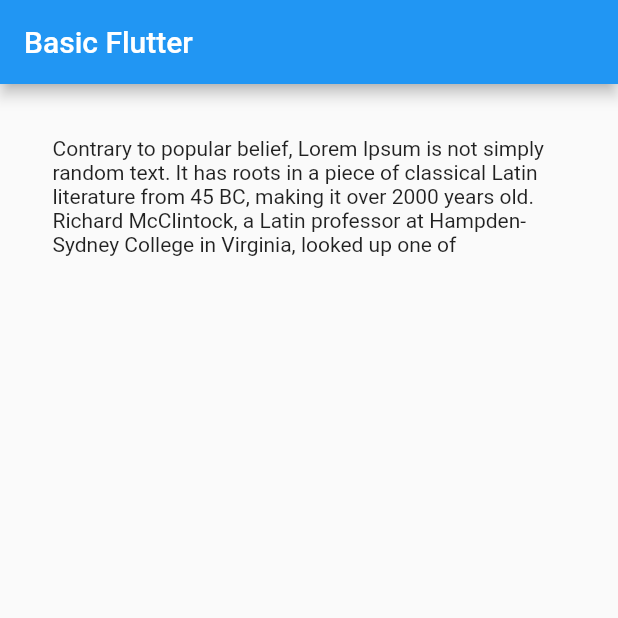
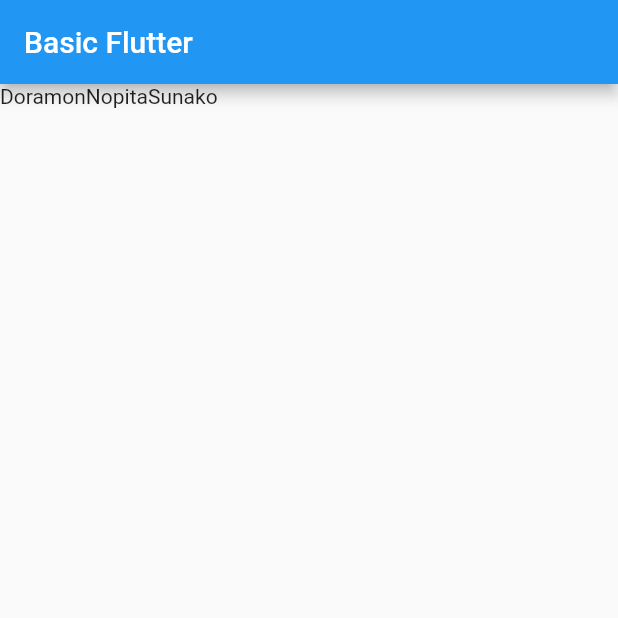
Before and after one commit to openpino/BasicFlutter_13nov18, a Flutter app: the screen it shows after launch, on a phone screen of 412 x 824 dp, the top half of it. Run offline on Flutter 3.47's test engine with Material 2 defaults, Android fonts, the phone set to English and light mode, and no system bars.

Commit message:
Text Widget

```diff
--- a/lib/main.dart
+++ b/lib/main.dart
@@ -7,14 +7,33 @@ void main() {
 class MyApp extends StatelessWidget {
   //  Explicit
   var titleName = 'Basic Flutter';
-  var messageString = 'Contrary to popular belief, Lorem Ipsum is not simply random text. It has roots in a piece of classical Latin literature from 45 BC, making it over 2000 years old. Richard McClintock, a Latin professor at Hampden-Sydney College in Virginia, looked up one of ';
+  var messageString =
+      'Contrary to popular belief, Lorem Ipsum is not simply random text. It has roots in a piece of classical Latin literature from 45 BC, making it over 2000 years old. Richard McClintock, a Latin professor at Hampden-Sydney College in Virginia, looked up one of ';
   var paddingDouble = 35.0;
 
+  var friend1String = 'Doramon';
+  var friend2String = 'Nopita';
+  var friend3String = 'Sunako';
 
   @override
   Widget build(BuildContext context) {
 
-    Widget widgetTextMessage = new Container(padding: new EdgeInsets.all(paddingDouble), child: new Text(messageString),);
+    //DEmo Create Text Widget
+    Text friend1Text = new Text(friend1String);
+    Text friend2Text = new Text(friend2String);
+    Text friend3Text = new Text(friend3String);
+
+   // Create widget for body
+    Widget widgetTextMessage = new Container(
+      padding: new EdgeInsets.all(paddingDouble),
+      child: new Text(messageString),
+    );
+
+    Widget widgetMyFriend = new Container(
+      child: new Row(
+        children: <Widget>[friend1Text, friend2Text, friend3Text],
+      ),
+    );
 
     return new MaterialApp(
       title: titleName,
@@ -22,7 +41,7 @@ class MyApp extends StatelessWidget {
         appBar: new AppBar(
           title: new Text(titleName),
         ),
-        body: widgetTextMessage,
+        body: widgetMyFriend,
       ),
     );
   }
```
